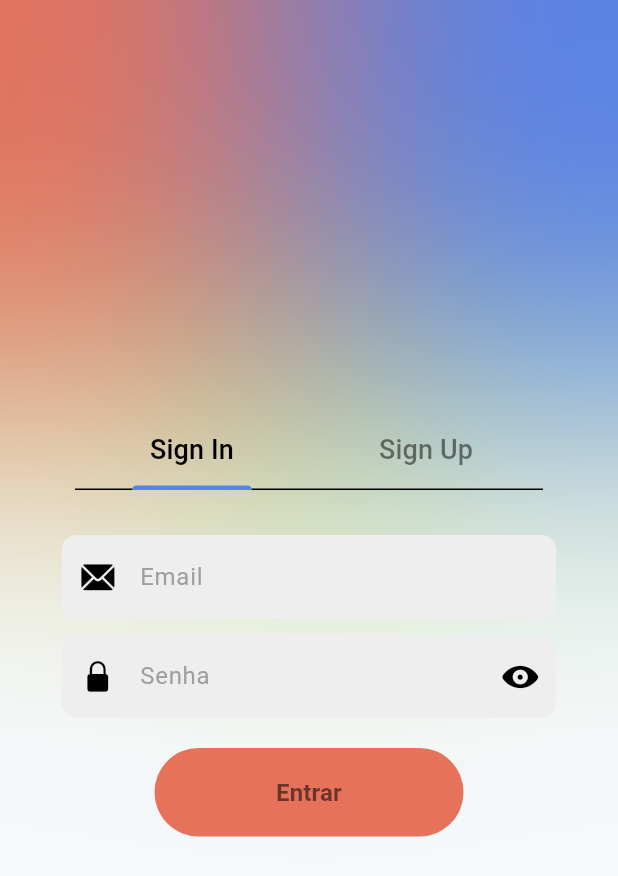
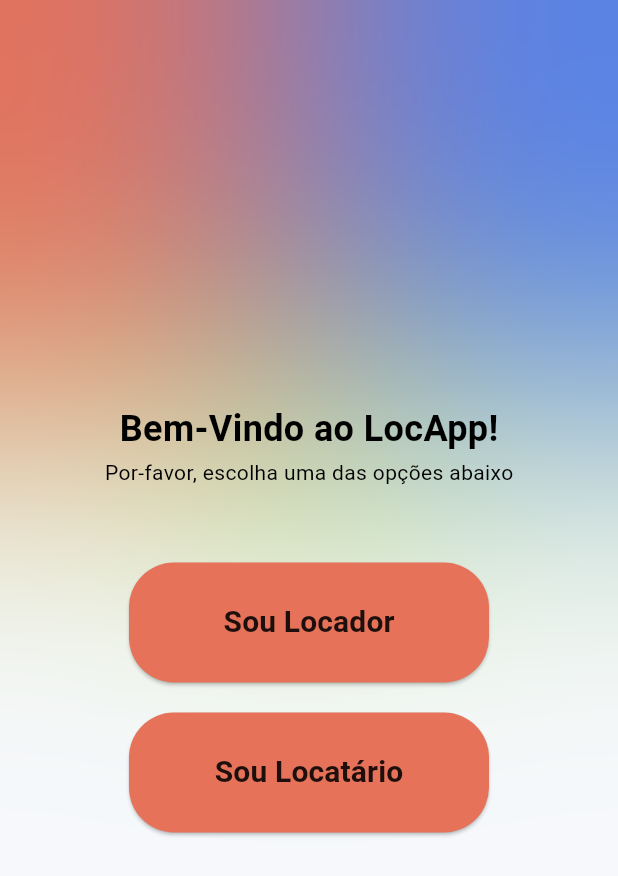
Before and after one commit to p3dru/LocApp, a Flutter app: the screen it shows after launch, on a phone screen of 412 x 824 dp. Shown: the top 876 px of the screen. Run offline on Flutter 3.47's test engine with Material 3 defaults, Android fonts, the phone set to English and light mode, and no system bars; our stand-ins replace animated_bottom_navigation_bar, image_picker.

Commit message:
Implementação inicial da página de introdução

```diff
--- a/frontend/lib/main.dart
+++ b/frontend/lib/main.dart
@@ -1,3 +1,4 @@
+import 'package:frontend/screens/auth/introduction_screen.dart';
 import 'package:frontend/screens/auth/welcome_screen.dart';
 import 'package:frontend/screens/config.dart';
 import 'package:frontend/screens/home/home.dart';
@@ -31,7 +32,7 @@ class MainApp extends StatelessWidget {
       debugShowCheckedModeBanner: false,
       initialRoute: '/',
       routes: {
-        '/': (context) => const WelcomeScreen(),
+        '/': (context) => const IntroductionScreen(),
         '/home': (context) => const HomePage(),
         // '/config': (context) => const ConfigPage(),
         '/user': (context) => const UserProfile(),
--- /dev/null
+++ b/frontend/lib/screens/auth/introduction_screen.dart
@@ -0,0 +1,118 @@
+import 'dart:ui';
+
+import 'package:flutter/material.dart';
+import 'package:frontend/screens/auth/welcome_screen.dart';
+
+class IntroductionScreen extends StatefulWidget {
+  const IntroductionScreen({super.key});
+
+  @override
+  State<IntroductionScreen> createState() => _IntroductionScreenState();
+}
+
+class _IntroductionScreenState extends State<IntroductionScreen> {
+  @override
+  Widget build(BuildContext context) {
+    return Scaffold(
+      backgroundColor: Theme.of(context).colorScheme.surface,
+      body: SingleChildScrollView(
+        child: SizedBox(
+          height: MediaQuery.of(context).size.height,
+          child: Stack(
+            children: [
+              Align(
+                alignment: const AlignmentDirectional(20, -1.2),
+                child: Container(
+                  height: MediaQuery.of(context).size.width,
+                  width: MediaQuery.of(context).size.width,
+                  decoration: BoxDecoration(
+                    shape: BoxShape.circle,
+                    color: Theme.of(context).colorScheme.tertiary,
+                  ),
+                ),
+              ),
+              Align(
+                alignment: const AlignmentDirectional(-2.7, -1.2),
+                child: Container(
+                  height: MediaQuery.of(context).size.width / 1.3,
+                  width: MediaQuery.of(context).size.width / 1.3,
+                  decoration: BoxDecoration(
+                    shape: BoxShape.circle,
+                    color: Theme.of(context).colorScheme.secondary,
+                  ),
+                ),
+              ),
+              Align(
+                alignment: const AlignmentDirectional(2.7, -1.2),
+                child: Container(
+                  height: MediaQuery.of(context).size.width / 1.3,
+                  width: MediaQuery.of(context).size.width / 1.3,
+                  decoration: BoxDecoration(
+                    shape: BoxShape.circle,
+                    color: Theme.of(context).colorScheme.primary,
+                  ),
+                ),
+              ),
+              Container(
+                height: MediaQuery.of(context).size.height,
+                width: MediaQuery.of(context).size.width,
+                child: BackdropFilter(
+                  filter: ImageFilter.blur(sigmaX: 100.0, sigmaY: 95.0),
+                  child: Container(
+                    color: Colors.transparent,
+                  ),
+                ),
+              ),
+              Center(
+                child: Column(
+                  mainAxisAlignment: MainAxisAlignment.center,
+                  children: [
+                    Text(
+                      'Bem-Vindo ao LocApp!',
+                      style: TextStyle(fontSize: 24, fontWeight: FontWeight.bold),
+                    ),
+                    const SizedBox(height: 2,),
+                    Text(
+                      'Por-favor, escolha uma das opções abaixo',
+                      style: TextStyle(fontSize: 14,),
+                    ),
+                    const SizedBox(height: 50,),
+                    ConstrainedBox(
+                      constraints: const BoxConstraints.tightFor(width: 240, height: 80),
+                      child: ElevatedButton(
+                        onPressed: (){
+                          Navigator.push(context, MaterialPageRoute(builder: (context) => WelcomeScreen()));
+                        },
+                        style: ElevatedButton.styleFrom(
+                          backgroundColor: Theme.of(context).colorScheme.secondary,
+                          fixedSize: const Size(300, 100),
+                          shape: RoundedRectangleBorder(borderRadius: BorderRadius.circular(30)),
+                        ),
+                        child: const Text('Sou Locador', style: TextStyle(color: Colors.black87, fontSize: 20, fontWeight: FontWeight.bold),),
+                      ),
+                    ),
+                    const SizedBox(height: 20,),
+                    ConstrainedBox(
+                      constraints: const BoxConstraints.tightFor(width: 240, height: 80),
+                      child: ElevatedButton(
+                        onPressed: (){
+                          Navigator.push(context, MaterialPageRoute(builder: (context) => WelcomeScreen()));
+                        },
+                        style: ElevatedButton.styleFrom(
+                          backgroundColor: Theme.of(context).colorScheme.secondary,
+                          fixedSize: const Size(300, 100),
+                          shape: RoundedRectangleBorder(borderRadius: BorderRadius.circular(30)),
+                        ),
+                        child: const Text('Sou Locatário', style: TextStyle(color: Colors.black87, fontSize: 20, fontWeight: FontWeight.bold),),
+                      ),
+                    ),
+                  ],
+                ),
+              )
+            ],
+          ),
+        ),
+      ),
+    );
+  }
+}
```
Also changed, not shown: frontend/lib/screens/auth/sign_process/sign_up.dart (renamed from frontend/lib/screens/auth/sign_up.dart, +0 -31 lines), frontend/lib/screens/auth/welcome_screen.dart (+14 -5 lines), frontend/lib/screens/auth/sign_process/sign_in.dart (renamed from frontend/lib/screens/auth/sign_in.dart).
